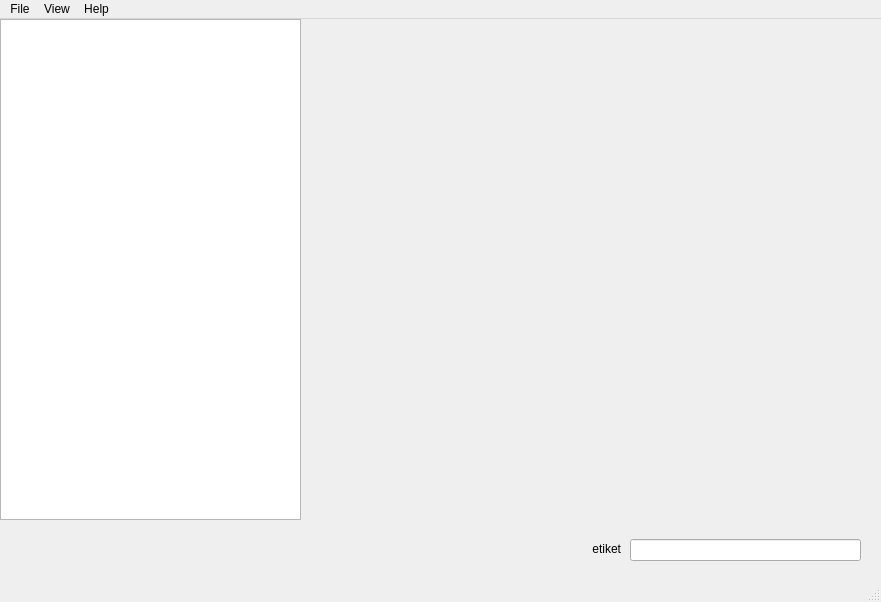
Above: mainwindow.ui from yunnsbz/File-Manager before the change. Below: the same form after it.
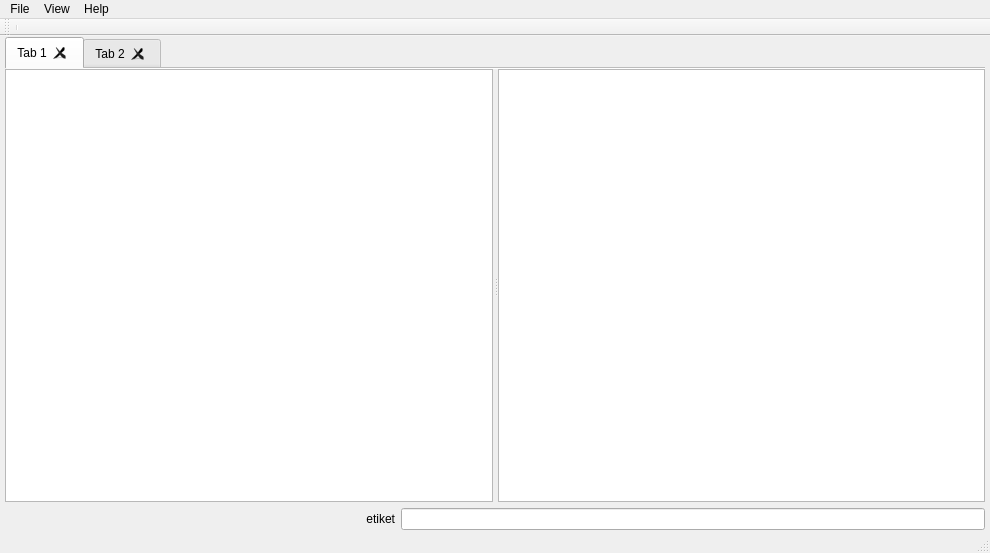
That is the form after the change.

Commit message: created main layout

Patch:
```diff
--- a/mainwindow.ui
+++ b/mainwindow.ui
@@ -6,8 +6,8 @@
    <rect>
     <x>0</x>
     <y>0</y>
-    <width>881</width>
-    <height>602</height>
+    <width>990</width>
+    <height>553</height>
    </rect>
   </property>
   <property name="sizePolicy">
@@ -16,6 +16,12 @@
     <verstretch>0</verstretch>
    </sizepolicy>
   </property>
+  <property name="minimumSize">
+   <size>
+    <width>500</width>
+    <height>350</height>
+   </size>
+  </property>
   <property name="maximumSize">
    <size>
     <width>100000</width>
@@ -32,71 +38,145 @@
    <set>QMainWindow::DockOption::AllowNestedDocks|QMainWindow::DockOption::AllowTabbedDocks|QMainWindow::DockOption::AnimatedDocks|QMainWindow::DockOption::ForceTabbedDocks|QMainWindow::DockOption::GroupedDragging|QMainWindow::DockOption::VerticalTabs</set>
   </property>
   <widget class="QWidget" name="centralwidget">
-   <widget class="QTreeView" name="FileTreeView">
-    <property name="geometry">
-     <rect>
-      <x>0</x>
-      <y>0</y>
-      <width>301</width>
-      <height>501</height>
-     </rect>
+   <layout class="QGridLayout" name="gridLayout" rowstretch="15,0">
+    <property name="leftMargin">
+     <number>5</number>
     </property>
-    <property name="rootIsDecorated">
-     <bool>true</bool>
+    <property name="topMargin">
+     <number>1</number>
     </property>
-    <property name="animated">
-     <bool>false</bool>
+    <property name="rightMargin">
+     <number>5</number>
     </property>
-    <attribute name="headerVisible">
-     <bool>false</bool>
-    </attribute>
-   </widget>
-   <widget class="QLineEdit" name="lineEdit">
-    <property name="geometry">
-     <rect>
-      <x>630</x>
-      <y>520</y>
-      <width>231</width>
-      <height>22</height>
-     </rect>
+    <property name="bottomMargin">
+     <number>1</number>
     </property>
-   </widget>
-   <widget class="QLabel" name="label">
-    <property name="geometry">
-     <rect>
-      <x>20</x>
-      <y>520</y>
-      <width>601</width>
-      <height>20</height>
-     </rect>
-    </property>
-    <property name="layoutDirection">
-     <enum>Qt::LayoutDirection::LeftToRight</enum>
-    </property>
-    <property name="autoFillBackground">
-     <bool>false</bool>
-    </property>
-    <property name="text">
-     <string>etiket</string>
-    </property>
-    <property name="scaledContents">
-     <bool>true</bool>
-    </property>
-    <property name="alignment">
-     <set>Qt::AlignmentFlag::AlignRight|Qt::AlignmentFlag::AlignTrailing|Qt::AlignmentFlag::AlignVCenter</set>
-    </property>
-    <property name="textInteractionFlags">
-     <set>Qt::TextInteractionFlag::NoTextInteraction</set>
-    </property>
-   </widget>
+    <item row="1" column="0">
+     <widget class="QWidget" name="commandWidget" native="true">
+      <layout class="QHBoxLayout" name="horizontalLayout" stretch="4,6">
+       <property name="leftMargin">
+        <number>0</number>
+       </property>
+       <property name="topMargin">
+        <number>0</number>
+       </property>
+       <property name="rightMargin">
+        <number>0</number>
+       </property>
+       <property name="bottomMargin">
+        <number>0</number>
+       </property>
+       <item>
+        <widget class="QLabel" name="label">
+         <property name="layoutDirection">
+          <enum>Qt::LayoutDirection::LeftToRight</enum>
+         </property>
+         <property name="autoFillBackground">
+          <bool>false</bool>
+         </property>
+         <property name="text">
+          <string>etiket</string>
+         </property>
+         <property name="scaledContents">
+          <bool>true</bool>
+         </property>
+         <property name="alignment">
+          <set>Qt::AlignmentFlag::AlignRight|Qt::AlignmentFlag::AlignTrailing|Qt::AlignmentFlag::AlignVCenter</set>
+         </property>
+         <property name="textInteractionFlags">
+          <set>Qt::TextInteractionFlag::NoTextInteraction</set>
+         </property>
+        </widget>
+       </item>
+       <item>
+        <widget class="QLineEdit" name="lineEdit"/>
+       </item>
+      </layout>
+     </widget>
+    </item>
+    <item row="0" column="0">
+     <widget class="QTabWidget" name="tabWidget">
+      <property name="tabShape">
+       <enum>QTabWidget::TabShape::Rounded</enum>
+      </property>
+      <property name="currentIndex">
+       <number>0</number>
+      </property>
+      <property name="documentMode">
+       <bool>true</bool>
+      </property>
+      <property name="tabsClosable">
+       <bool>true</bool>
+      </property>
+      <property name="movable">
+       <bool>true</bool>
+      </property>
+      <property name="tabBarAutoHide">
+       <bool>false</bool>
+      </property>
+      <widget class="QWidget" name="tab">
+       <attribute name="title">
+        <string>Tab 1</string>
+       </attribute>
+       <layout class="QHBoxLayout" name="horizontalLayout_2">
+        <property name="leftMargin">
+         <number>0</number>
+        </property>
+        <property name="topMargin">
+         <number>0</number>
+        </property>
+        <property name="rightMargin">
+         <number>0</number>
+        </property>
+        <property name="bottomMargin">
+         <number>0</number>
+        </property>
+        <item>
+         <widget class="QSplitter" name="splitter">
+          <property name="orientation">
+           <enum>Qt::Orientation::Horizontal</enum>
+          </property>
+          <property name="handleWidth">
+           <number>5</number>
+          </property>
+          <widget class="QTreeView" name="FileTreeView">
+           <property name="sizePolicy">
+            <sizepolicy hsizetype="Preferred" vsizetype="Expanding">
+             <horstretch>0</horstretch>
+             <verstretch>0</verstretch>
+            </sizepolicy>
+           </property>
+           <property name="rootIsDecorated">
+            <bool>true</bool>
+           </property>
+           <property name="animated">
+            <bool>false</bool>
+           </property>
+           <attribute name="headerVisible">
+            <bool>false</bool>
+           </attribute>
+          </widget>
+          <widget class="QListView" name="listView"/>
+         </widget>
+        </item>
+       </layout>
+      </widget>
+      <widget class="QWidget" name="tab_2">
+       <attribute name="title">
+        <string>Tab 2</string>
+       </attribute>
+      </widget>
+     </widget>
+    </item>
+   </layout>
   </widget>
   <widget class="QMenuBar" name="menubar">
    <property name="geometry">
     <rect>
      <x>0</x>
      <y>0</y>
-     <width>881</width>
-     <height>22</height>
+     <width>990</width>
+     <height>25</height>
     </rect>
    </property>
    <widget class="QMenu" name="menuview">
@@ -126,6 +206,27 @@
    <addaction name="menuHelp"/>
   </widget>
   <widget class="QStatusBar" name="statusbar"/>
+  <widget class="QToolBar" name="toolBar">
+   <property name="windowTitle">
+    <string>toolBar</string>
+   </property>
+   <property name="allowedAreas">
+    <set>Qt::ToolBarArea::BottomToolBarArea|Qt::ToolBarArea::LeftToolBarArea|Qt::ToolBarArea::TopToolBarArea</set>
+   </property>
+   <property name="iconSize">
+    <size>
+     <width>50</width>
+     <height>50</height>
+    </size>
+   </property>
+   <attribute name="toolBarArea">
+    <enum>TopToolBarArea</enum>
+   </attribute>
+   <attribute name="toolBarBreak">
+    <bool>false</bool>
+   </attribute>
+   <addaction name="separator"/>
+  </widget>
   <action name="actionList_View">
    <property name="text">
     <string>List View</string>
```
The commit also changes 2 other files.
